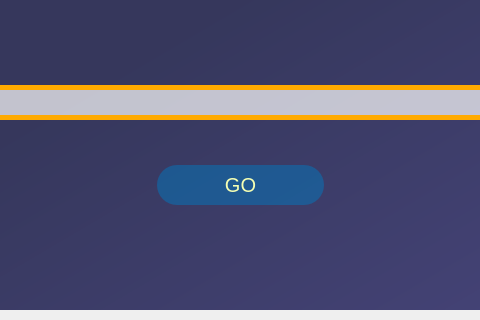
Qt form UI_Functions/Home_Page.ui (Mechanics-of-Orbit/MOPy) before a commit; both pictures show x 315 to 795 and y 343 to 663 of the 1110 by 663 pixel window.
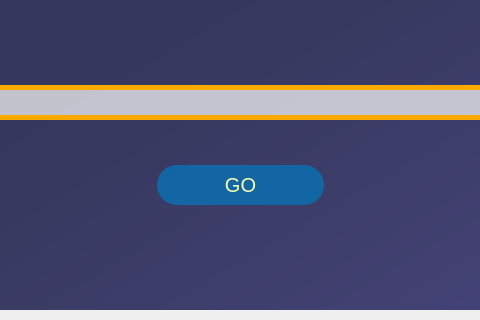
The same form after that commit. Icons and pictures are not drawn.

Patch:
```diff
--- a/UI_Functions/Home_Page.ui
+++ b/UI_Functions/Home_Page.ui
@@ -858,7 +858,7 @@
                             </property>
                             <property name="styleSheet">
                              <string notr="true">QPushButton{
-	background-color:rgb(2, 119, 189,50%);
+	background-color:rgb(2, 119, 189,70%);
 	color:rgb(245, 255, 179);
 	border-radius: 20px
 }
```
Left out of the diff: 2 changed lines with no effect on the pictures.
